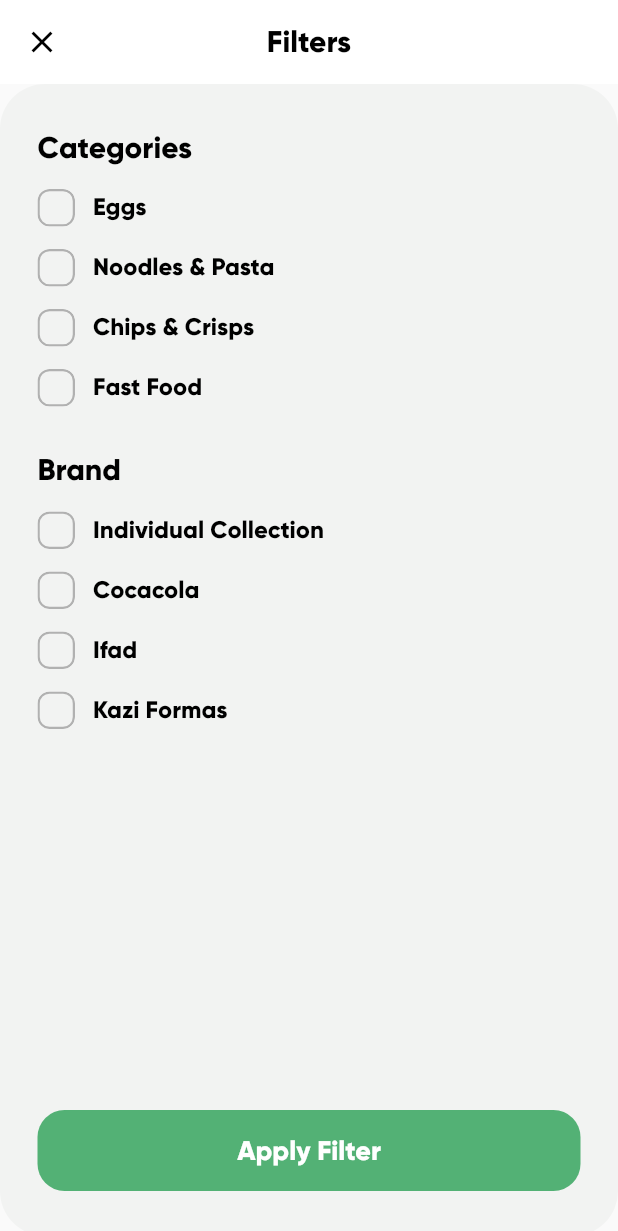
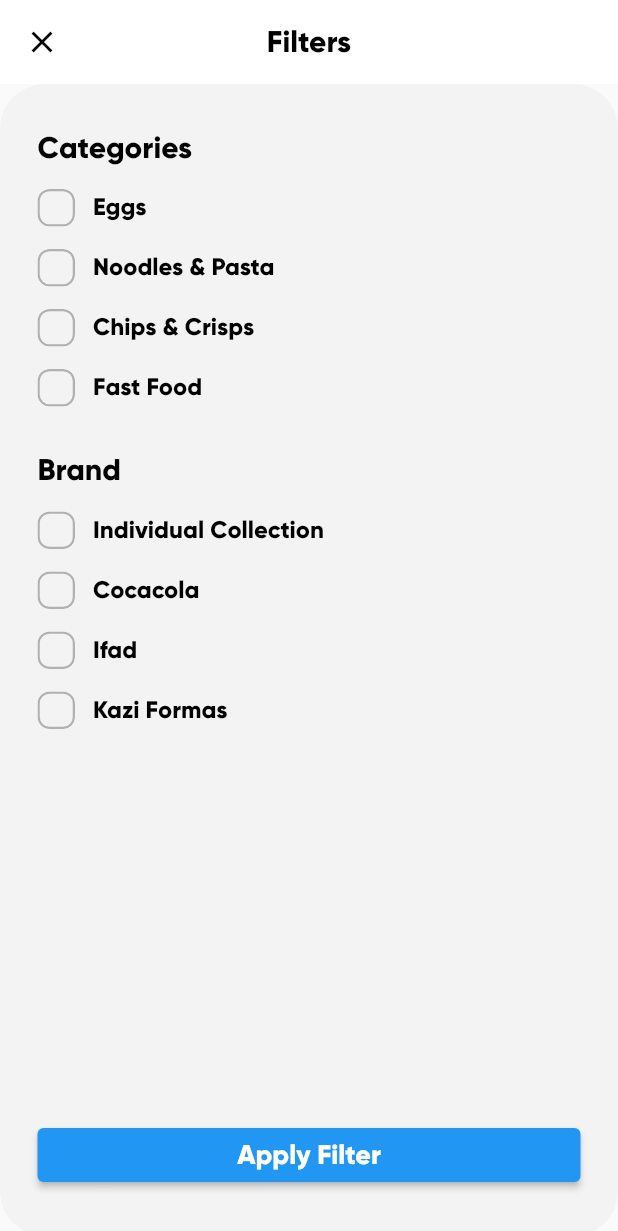
Before and after one commit to teimusheru/fluuter_kaigo0910, a Flutter app: the FilterScreen screen opened directly, on a phone screen of 412 x 824 dp. Shown: the top 1231 px of the screen. Run offline on Flutter 3.47's test engine with Material 2 defaults, Android fonts, the phone set to English and light mode, and no system bars; our stand-ins replace flutter_svg; missing offline and left inert: calendar_agenda, scroll_navigation.

```diff
--- a/lib/common_widgets/app_button.dart
+++ b/lib/common_widgets/app_button.dart
@@ -19,19 +19,21 @@ class AppButton extends StatelessWidget {
     this.onPressed,
   }) : super(key: key);
 
+
+  //0910変更
   @override
   Widget build(BuildContext context) {
     return Container(
       width: double.maxFinite,
-      child: RaisedButton(
-        visualDensity: VisualDensity.compact,
+      child: ElevatedButton(
+        /*visualDensity: VisualDensity.compact,
         shape: RoundedRectangleBorder(
           borderRadius: BorderRadius.circular(roundness),
         ),
         color: AppColors.primaryColor,
         textColor: Colors.white,
         elevation: 0.0,
-        padding: padding,
+        padding: padding,*/
         child: Stack(
           fit: StackFit.passthrough,
           children: <Widget>[
```
